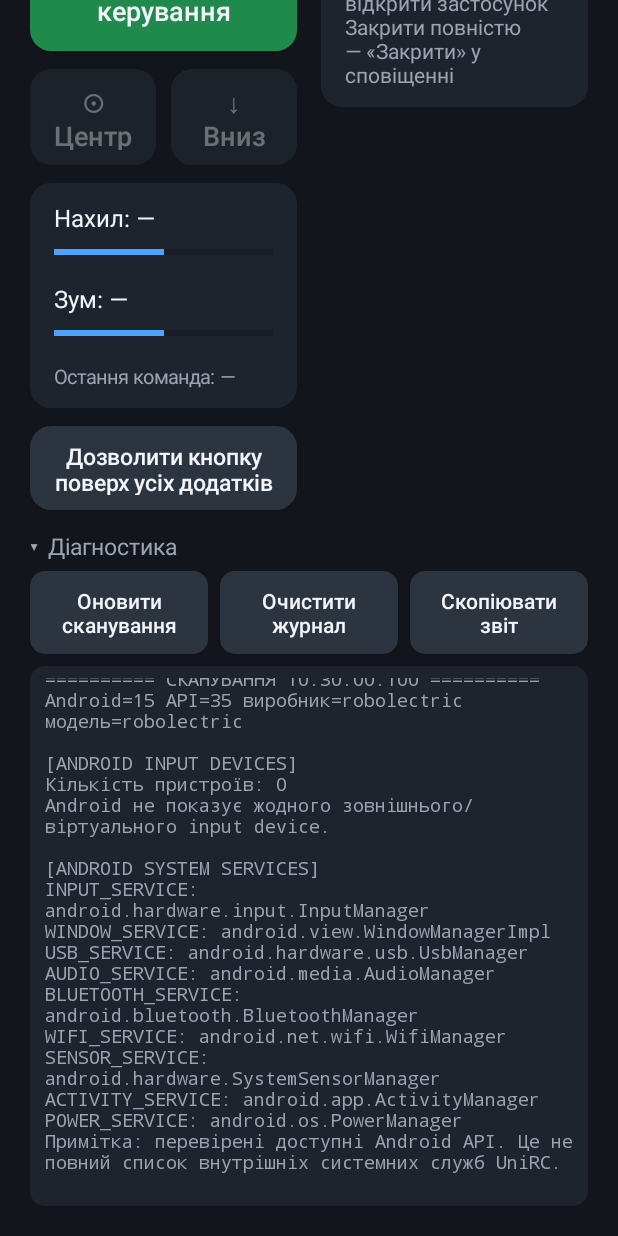
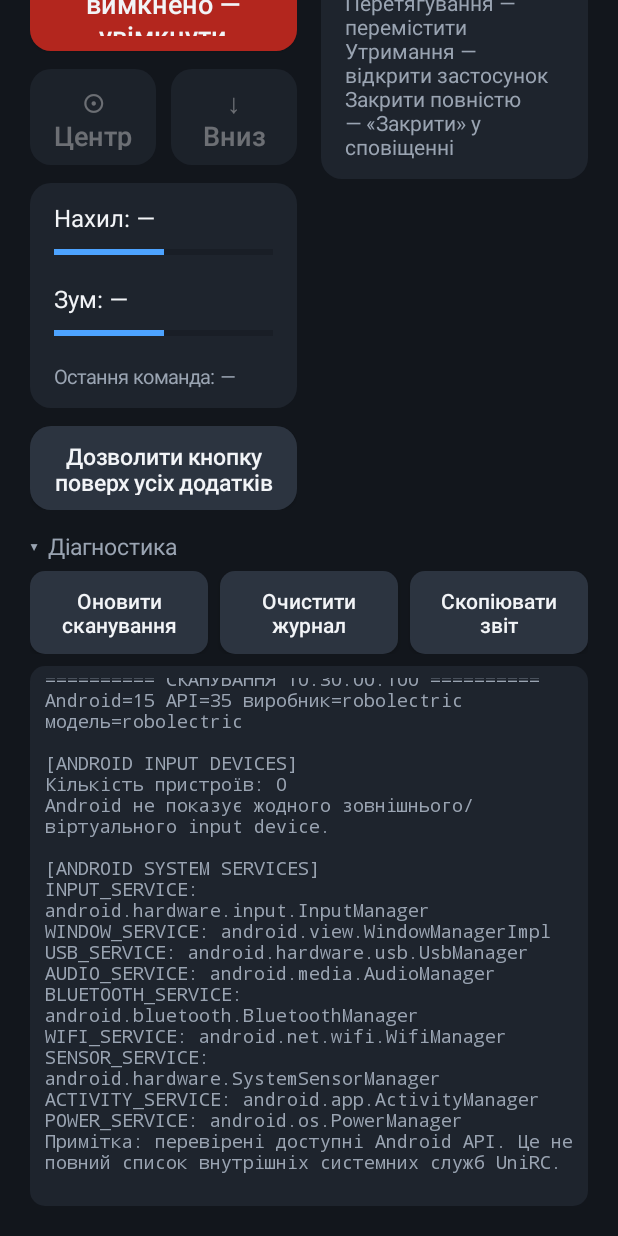
Before and after one commit to Vladimir1510/C12-Gimbal-Control, an Android app: the screen it shows after launch (MainActivity), after a tap on "▸ Діагностика", on a phone screen of 412 x 824 dp. Run offline under Robolectric (Android 15) with nearby library versions, the phone set to English and light mode, and no system bars; 2 statements that could not run were skipped.

Commit message:
Use green for active control and red for inactive
Applies to the floating button and the in-app toggle; grey on the
floating button still means no RC data yet.

Co-Authored-By: Claude Opus 5.5 <noreply@anthropic.com>

```diff
--- a/app/src/main/java/ua/vladimir/c12gimbal/GimbalService.kt
+++ b/app/src/main/java/ua/vladimir/c12gimbal/GimbalService.kt
@@ -238,7 +238,7 @@ class GimbalService : Service() {
         view.text = if (controlActive) "■\nC12" else "▶\nC12"
         view.background = GradientDrawable().apply {
             shape = GradientDrawable.OVAL
-            setColor(if (controlActive) COLOR_STOP else if (ready) COLOR_OK else COLOR_IDLE)
+            setColor(if (controlActive) COLOR_OK else if (ready) COLOR_STOP else COLOR_IDLE)
             setStroke((2 * resources.displayMetrics.density).toInt(), Color.WHITE)
         }
         view.alpha = 0.9f
--- a/app/src/main/java/ua/vladimir/c12gimbal/MainActivity.kt
+++ b/app/src/main/java/ua/vladimir/c12gimbal/MainActivity.kt
@@ -185,7 +185,7 @@ class MainActivity : Activity(), InputManager.InputDeviceListener {
             label("Керування з пульта", 15f, COLOR_TEXT, bold = true),
             spaced(label("Колесо CH6 — нахил камери\nКолесо CH11 — зум\nКнопка CH12 — центр\nКнопка CH13 — вниз 90°", 14f, COLOR_MUTED), 6),
             spaced(label("Плаваюча кнопка C12", 15f, COLOR_TEXT, bold = true), 14),
-            spaced(label("Дотик — увімкнути/вимкнути керування\nПеретягування — перемістити\nУтримання — відкрити застосунок\nЗакрити повністю — «Закрити» у сповіщенні", 14f, COLOR_MUTED), 6),
+            spaced(label("Зелена — керування працює, червона — вимкнене\nДотик — увімкнути/вимкнути керування\nПеретягування — перемістити\nУтримання — відкрити застосунок\nЗакрити повністю — «Закрити» у сповіщенні", 14f, COLOR_MUTED), 6),
         )
 
         hint = label("", 14f, COLOR_WARN).apply { visibility = View.GONE }
@@ -297,8 +297,9 @@ class MainActivity : Activity(), InputManager.InputDeviceListener {
         overlayButton.visibility = if (android.provider.Settings.canDrawOverlays(this)) View.GONE else View.VISIBLE
 
         val active = service?.controlActive == true
-        toggleButton.text = if (active) "■  Вимкнути керування" else "▶  Увімкнути керування"
-        toggleButton.background = rounded(if (active) COLOR_STOP else COLOR_OK)
+        // Colour shows the state (green = controlling, red = off), the text says what a tap does.
+        toggleButton.text = if (active) "●  Керування працює — вимкнути" else "○  Керування вимкнено — увімкнути"
+        toggleButton.background = rounded(if (active) COLOR_OK else COLOR_STOP)
         listOf(centerButton, downButton).forEach {
             it.isEnabled = active
             it.alpha = if (active) 1f else 0.4f
```
